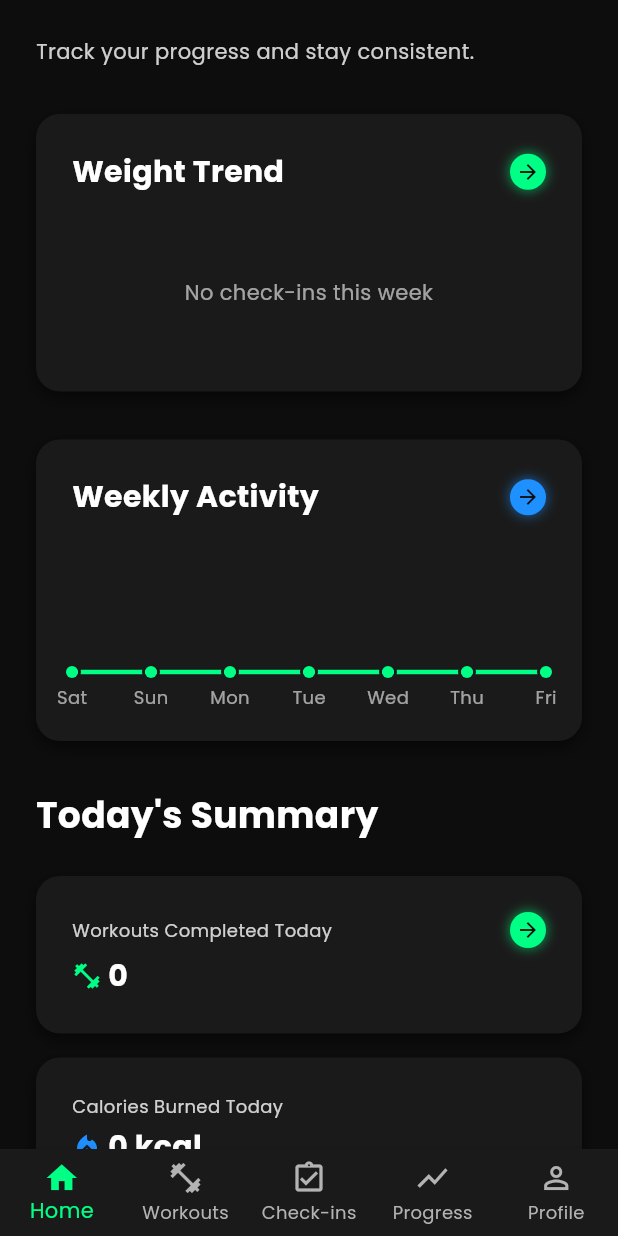
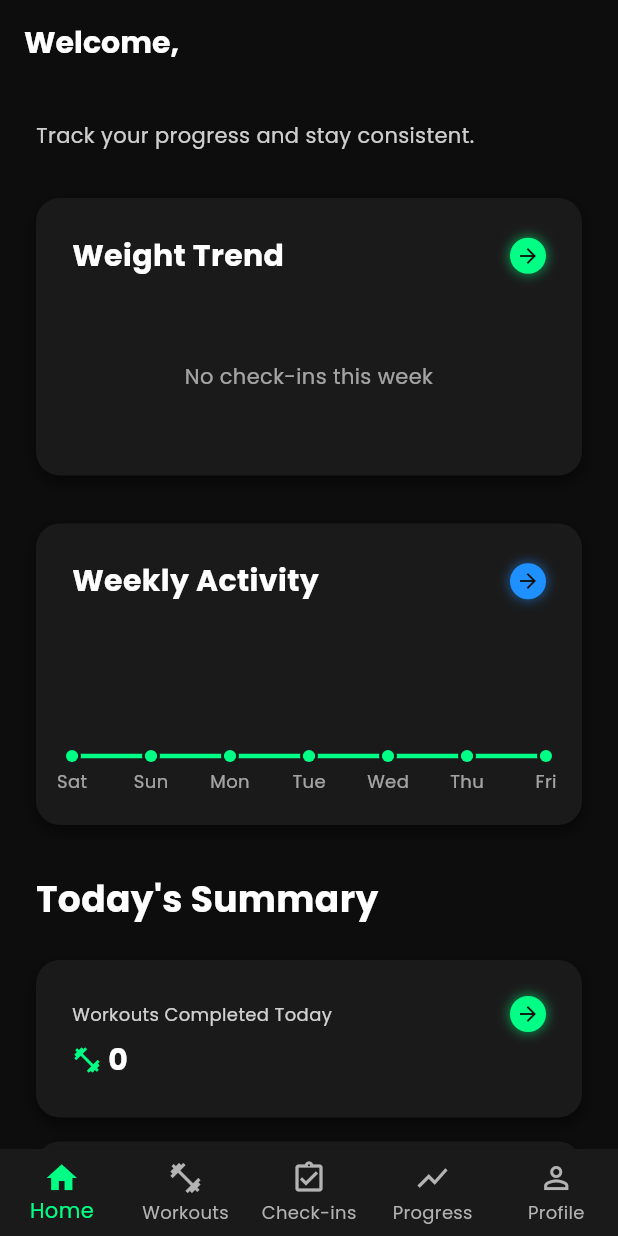
Before and after one commit to axcool99/fitlife-app, a Flutter app: the screen it shows once a user with an empty profile is signed in, on a phone screen of 412 x 824 dp. Run offline on Flutter 3.47's test engine with Material 3 defaults, Android fonts, the phone set to English and light mode, and no system bars; drawn by our look-alikes of fl_chart; our stand-ins replace cloud_firestore, firebase_auth, firebase_core, google_fonts; accounts and stored records are empty.

Commit message:
Restore AppBar headers for HomeScreen and ProfileScreen
- Add FitLifeAppBar to HomeScreen with welcome message and no back button
- Remove overflow menu from ProfileScreen AppBar for clean header
- Maintain consistent styling across root navigation screens

```diff
--- a/lib/home_screen.dart
+++ b/lib/home_screen.dart
@@ -29,6 +29,11 @@ class _HomeScreenState extends State<HomeScreen> {
   Widget build(BuildContext context) {
     return Scaffold(
       backgroundColor: FitLifeTheme.background,
+      appBar: FitLifeAppBar(
+        title: 'Welcome, $userName',
+        centerTitle: false, // Left align the title
+        automaticallyImplyLeading: false, // No back button
+      ),
       body: StreamBuilder<FitnessData?>(
         stream: _fitnessDataService.getTodayFitnessData(),
         builder: (context, snapshot) {
```
Also changed, not shown: lib/profile_screen.dart (+0 -18 lines).
